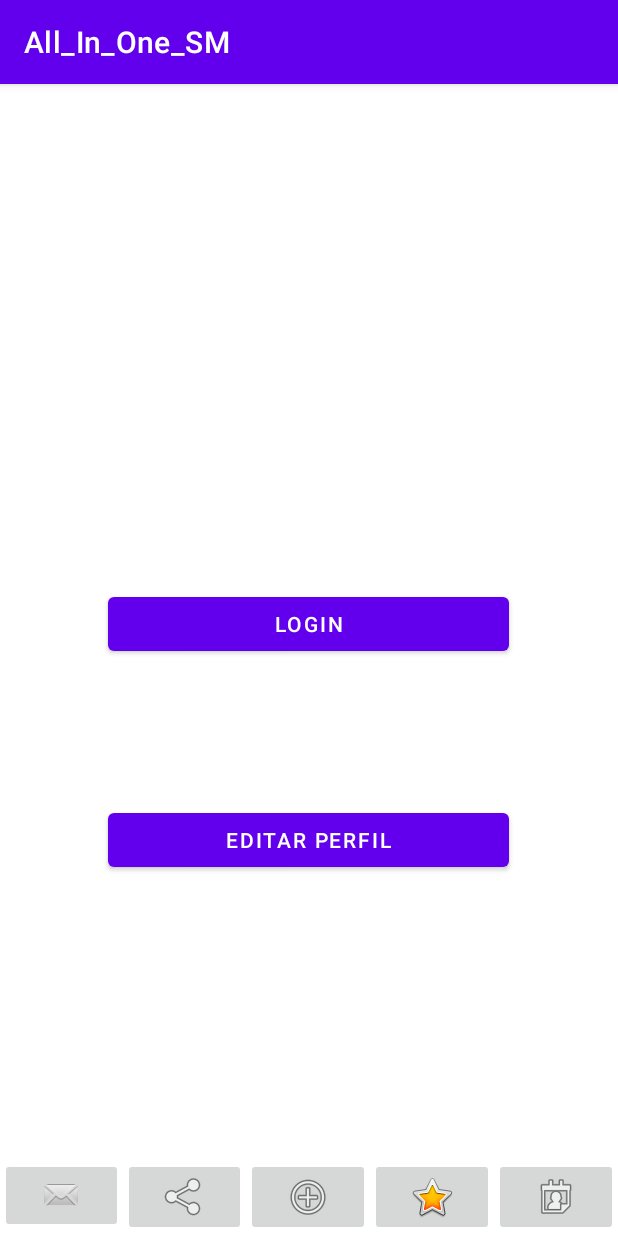
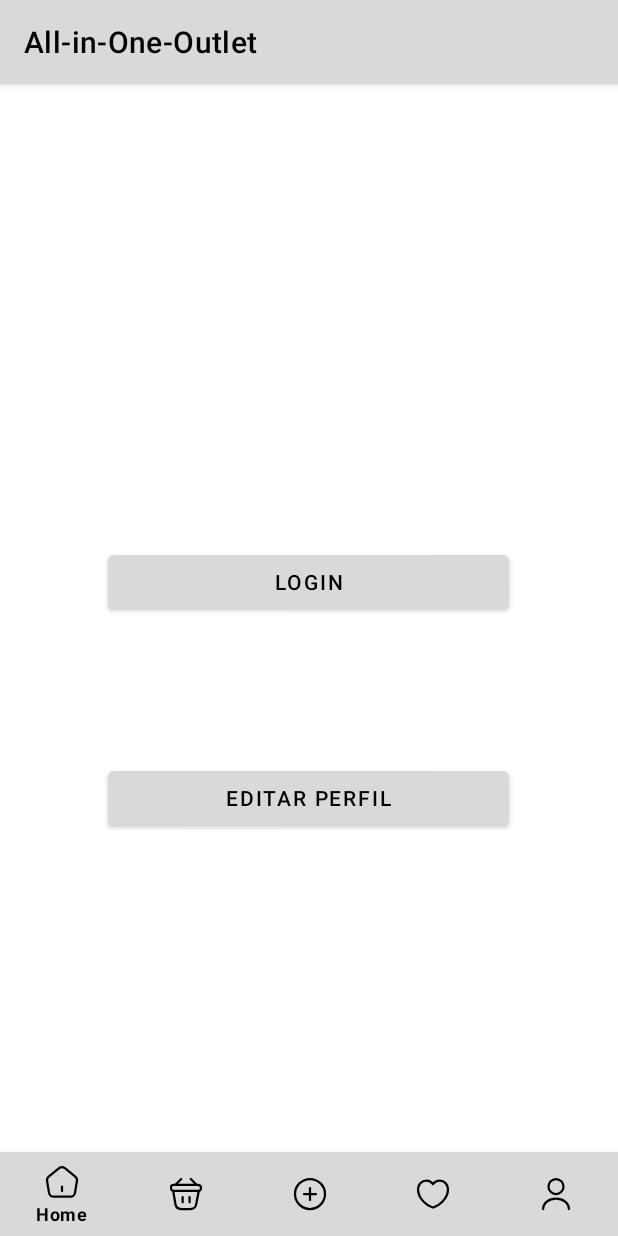
Before and after one commit to SM-PROJECT-23/All_In_One_SM, an Android app: the screen it shows after launch (MainActivity), on a phone screen of 412 x 824 dp. Run offline under Robolectric (Android 15) with nearby library versions, the phone set to English and light mode, and no system bars.

Commit message:
Change bottom navbar and status bas

```diff
--- a/app/build.gradle
+++ b/app/build.gradle
@@ -23,6 +23,9 @@ android {
             proguardFiles getDefaultProguardFile('proguard-android-optimize.txt'), 'proguard-rules.pro'
         }
     }
+    buildFeatures {
+        viewBinding true
+    }
     compileOptions {
         sourceCompatibility JavaVersion.VERSION_1_8
         targetCompatibility JavaVersion.VERSION_1_8
@@ -33,12 +36,12 @@ android {
 }
 
 dependencies {
-
     implementation 'androidx.core:core-ktx:1.7.0'
     implementation 'androidx.appcompat:appcompat:1.6.1'
     implementation 'com.google.android.material:material:1.8.0'
     implementation 'androidx.constraintlayout:constraintlayout:2.1.4'
     implementation 'com.android.car.ui:car-ui-lib:2.0.0'
+    implementation 'androidx.navigation:navigation-runtime-ktx:2.5.2'
     testImplementation 'junit:junit:4.13.2'
     androidTestImplementation 'androidx.test.ext:junit:1.1.5'
     androidTestImplementation 'androidx.test.espresso:espresso-core:3.5.1'
--- a/app/src/main/AndroidManifest.xml
+++ b/app/src/main/AndroidManifest.xml
@@ -25,6 +25,9 @@
             android:exported="true"
             android:parentActivityName=".LoginPage"/>
         <activity
+            android:name=".YourArticle"
+            android:exported="true" />
+        <activity
             android:name=".MainActivity"
             android:exported="true">
             <intent-filter>
--- a/app/src/main/java/com/example/all_in_one_sm/Item.kt
+++ b/app/src/main/java/com/example/all_in_one_sm/Item.kt
@@ -1,4 +1,31 @@
 package com.example.all_in_one_sm
 
-class Item {
+import android.os.Bundle
+import androidx.fragment.app.Fragment
+import android.view.LayoutInflater
+import android.view.View
+import android.view.ViewGroup
+
+// TODO: Rename parameter arguments, choose names that match
+// the fragment initialization parameters, e.g. ARG_ITEM_NUMBER
+private const val ARG_PARAM1 = "param1"
+private const val ARG_PARAM2 = "param2"
+
+/**
+ * A simple [Fragment] subclass.
+ * Use the [Item.newInstance] factory method to
+ * create an instance of this fragment.
+ */
+class Item : Fragment() {
+    override fun onCreateView(
+        inflater: LayoutInflater, container: ViewGroup?,
+        savedInstanceState: Bundle?
+    ): View? {
+        // Inflate the layout for this fragment
+        return inflater.inflate(R.layout.item, container, false)
+    }
+
+    companion object {
+        fun newInstance() = Item()
+    }
 }
--- a/app/src/main/java/com/example/all_in_one_sm/MainActivity.kt
+++ b/app/src/main/java/com/example/all_in_one_sm/MainActivity.kt
@@ -1,16 +1,45 @@
 package com.example.all_in_one_sm
-import android.annotation.SuppressLint
+
 import android.content.Intent
 import androidx.appcompat.app.AppCompatActivity
 import android.os.Bundle
+import android.text.Html
 import android.widget.Button
+import android.widget.Toolbar
+import androidx.core.text.HtmlCompat
+import androidx.fragment.app.Fragment
+import com.example.all_in_one_sm.databinding.ActivityMainBinding
 
 class MainActivity : AppCompatActivity() {
-    @SuppressLint("MissingInflatedId")
+
+    private lateinit var binding: ActivityMainBinding
 
     override fun onCreate(savedInstanceState: Bundle?) {
         super.onCreate(savedInstanceState)
-        setContentView(R.layout.activity_main)
+        getSupportActionBar()?.setTitle(Html.fromHtml("<font color=\"black\">" + getString(R.string.app_name) + "</font>"))
+        binding = ActivityMainBinding.inflate(layoutInflater)
+        setContentView(binding.root)
+
+        binding.bottomNavigation.setOnItemSelectedListener { item ->
+            var fragment: Fragment? = null
+            when (item.itemId) {
+                R.id.home -> {
+
+                    fragment = YourArticle.newInstance()
+                }
+                R.id.fav -> {
+
+                    fragment = Item.newInstance()
+                }
+            }
+
+            if (fragment != null) {
+                loadFragment(fragment)
+                true
+            } else {
+                false
+            }
+        }
 
         val clickLoginPage = findViewById<Button>(R.id.LoginB)
         clickLoginPage.setOnClickListener {
@@ -24,4 +53,10 @@ class MainActivity : AppCompatActivity() {
             startActivity(intent)
         }
     }
+
+    private fun loadFragment(fragment: Fragment) {
+        supportFragmentManager.beginTransaction()
+            .replace(R.id.linearLayout, fragment)
+            .commit()
+    }
 }
--- a/app/src/main/java/com/example/all_in_one_sm/YourArticle.kt
+++ b/app/src/main/java/com/example/all_in_one_sm/YourArticle.kt
@@ -1,4 +1,31 @@
 package com.example.all_in_one_sm
 
-class YourArticle {
+import android.os.Bundle
+import androidx.fragment.app.Fragment
+import android.view.LayoutInflater
+import android.view.View
+import android.view.ViewGroup
+
+// TODO: Rename parameter arguments, choose names that match
+// the fragment initialization parameters, e.g. ARG_ITEM_NUMBER
+private const val ARG_PARAM1 = "param1"
+private const val ARG_PARAM2 = "param2"
+
+/**
+ * A simple [Fragment] subclass.
+ * Use the [YourArticle.newInstance] factory method to
+ * create an instance of this fragment.
+ */
+class YourArticle : Fragment() {
+    override fun onCreateView(
+        inflater: LayoutInflater, container: ViewGroup?,
+        savedInstanceState: Bundle?
+    ): View? {
+        // Inflate the layout for this fragment
+        return inflater.inflate(R.layout.yourarticle, container, false)
+    }
+
+    companion object {
+        fun newInstance() = YourArticle()
+    }
 }
--- /dev/null
+++ b/app/src/main/res/drawable/ic_add.xml
@@ -0,0 +1,27 @@
+<vector xmlns:android="http://schemas.android.com/apk/res/android"
+    android:width="24dp"
+    android:height="24dp"
+    android:viewportWidth="24"
+    android:viewportHeight="24">
+  <path
+      android:pathData="m12,22c5.5,0 10,-4.5 10,-10s-4.5,-10 -10,-10 -10,4.5 -10,10 4.5,10 10,10z"
+      android:strokeLineJoin="round"
+      android:strokeWidth="1.5"
+      android:fillColor="#00000000"
+      android:strokeColor="#292d32"
+      android:strokeLineCap="round"/>
+  <path
+      android:pathData="m8,12h8"
+      android:strokeLineJoin="round"
+      android:strokeWidth="1.5"
+      android:fillColor="#00000000"
+      android:strokeColor="#292d32"
+      android:strokeLineCap="round"/>
+  <path
+      android:pathData="m12,16v-8"
+      android:strokeLineJoin="round"
+      android:strokeWidth="1.5"
+      android:fillColor="#00000000"
+      android:strokeColor="#292d32"
+      android:strokeLineCap="round"/>
+</vector>
--- /dev/null
+++ b/app/src/main/res/drawable/ic_fav.xml
@@ -0,0 +1,13 @@
+<vector xmlns:android="http://schemas.android.com/apk/res/android"
+    android:width="24dp"
+    android:height="24dp"
+    android:viewportWidth="24"
+    android:viewportHeight="24">
+  <path
+      android:pathData="m12.62,20.81c-0.34,0.12 -0.9,0.12 -1.24,0 -2.9,-0.99 -9.38,-5.12 -9.38,-12.12 0,-3.09 2.49,-5.59 5.56,-5.59 1.82,0 3.43,0.88 4.44,2.24 1.01,-1.36 2.63,-2.24 4.44,-2.24 3.07,0 5.56,2.5 5.56,5.59 0,7 -6.48,11.13 -9.38,12.12z"
+      android:strokeLineJoin="round"
+      android:strokeWidth="1.5"
+      android:fillColor="#00000000"
+      android:strokeColor="#292d32"
+      android:strokeLineCap="round"/>
+</vector>
--- /dev/null
+++ b/app/src/main/res/drawable/ic_home.xml
@@ -0,0 +1,20 @@
+<vector xmlns:android="http://schemas.android.com/apk/res/android"
+    android:width="24dp"
+    android:height="24dp"
+    android:viewportWidth="24"
+    android:viewportHeight="24">
+  <path
+      android:pathData="m12,18v-3"
+      android:strokeLineJoin="round"
+      android:strokeWidth="1.5"
+      android:fillColor="#00000000"
+      android:strokeColor="#292d32"
+      android:strokeLineCap="round"/>
+  <path
+      android:pathData="m10.07,2.82 l-6.93,5.55c-0.78,0.62 -1.28,1.93 -1.11,2.91l1.33,7.96c0.24,1.42 1.6,2.57 3.04,2.57h11.2c1.43,0 2.8,-1.16 3.04,-2.57l1.33,-7.96c0.16,-0.98 -0.34,-2.29 -1.11,-2.91l-6.93,-5.54c-1.07,-0.86 -2.8,-0.86 -3.86,-0.01z"
+      android:strokeLineJoin="round"
+      android:strokeWidth="1.5"
+      android:fillColor="#00000000"
+      android:strokeColor="#292d32"
+      android:strokeLineCap="round"/>
+</vector>
--- /dev/null
+++ b/app/src/main/res/drawable/ic_shop.xml
@@ -0,0 +1,43 @@
+<vector xmlns:android="http://schemas.android.com/apk/res/android"
+    android:width="24dp"
+    android:height="24dp"
+    android:viewportWidth="24"
+    android:viewportHeight="24">
+  <path
+      android:pathData="m8.81,2 l-3.62,3.63"
+      android:strokeLineJoin="round"
+      android:strokeWidth="1.5"
+      android:fillColor="#00000000"
+      android:strokeColor="#292d32"
+      android:strokeLineCap="round"/>
+  <path
+      android:pathData="m15.19,2 l3.62,3.63"
+      android:strokeLineJoin="round"
+      android:strokeWidth="1.5"
+      android:fillColor="#00000000"
+      android:strokeColor="#292d32"
+      android:strokeLineCap="round"/>
+  <path
+      android:pathData="m2,7.85c0,-1.85 0.99,-2 2.22,-2h15.56c1.23,0 2.22,0.15 2.22,2 0,2.15 -0.99,2 -2.22,2h-15.56c-1.23,0 -2.22,0.15 -2.22,-2z"
+      android:strokeWidth="1.5"
+      android:fillColor="#00000000"
+      android:strokeColor="#292d32"/>
+  <path
+      android:pathData="m9.76,14v3.55"
+      android:strokeWidth="1.5"
+      android:fillColor="#00000000"
+      android:strokeColor="#292d32"
+      android:strokeLineCap="round"/>
+  <path
+      android:pathData="m14.36,14v3.55"
+      android:strokeWidth="1.5"
+      android:fillColor="#00000000"
+      android:strokeColor="#292d32"
+      android:strokeLineCap="round"/>
+  <path
+      android:pathData="m3.5,10 l1.41,8.64c0.32,1.94 1.09,3.36 3.95,3.36h6.03c3.11,0 3.57,-1.36 3.93,-3.24l1.68,-8.76"
+      android:strokeWidth="1.5"
+      android:fillColor="#00000000"
+      android:strokeColor="#292d32"
+      android:strokeLineCap="round"/>
+</vector>
--- /dev/null
+++ b/app/src/main/res/drawable/ic_user.xml
@@ -0,0 +1,20 @@
+<vector xmlns:android="http://schemas.android.com/apk/res/android"
+    android:width="24dp"
+    android:height="24dp"
+    android:viewportWidth="24"
+    android:viewportHeight="24">
+  <path
+      android:pathData="m12,12c2.761,0 5,-2.239 5,-5s-2.239,-5 -5,-5c-2.761,0 -5,2.239 -5,5s2.239,5 5,5z"
+      android:strokeLineJoin="round"
+      android:strokeWidth="1.5"
+      android:fillColor="#00000000"
+      android:strokeColor="#292d32"
+      android:strokeLineCap="round"/>
+  <path
+      android:pathData="m20.59,22c0,-3.87 -3.85,-7 -8.59,-7 -4.74,0 -8.59,3.13 -8.59,7"
+      android:strokeLineJoin="round"
+      android:strokeWidth="1.5"
+      android:fillColor="#00000000"
+      android:strokeColor="#292d32"
+      android:strokeLineCap="round"/>
+</vector>
--- a/app/src/main/res/layout/activity_main.xml
+++ b/app/src/main/res/layout/activity_main.xml
@@ -1,21 +1,25 @@
 <RelativeLayout xmlns:android="http://schemas.android.com/apk/res/android"
     android:layout_width="match_parent"
     android:layout_height="match_parent"
+    xmlns:app="http://schemas.android.com/apk/res-auto"
     android:orientation="vertical">
 
     <LinearLayout
+        android:id="@+id/linearLayout"
         android:layout_width="match_parent"
         android:layout_height="match_parent"
+        android:gravity="center"
         android:orientation="vertical"
         android:padding="16dp"
-        android:gravity="center">
+        android:layout_above="@id/bottomNavigation" >
 
         <Button
             android:id="@+id/LoginB"
             android:layout_width="267dp"
             android:layout_height="wrap_content"
             android:layout_marginTop="96dp"
-            android:text="@string/click_me" />
+            android:text="@string/click_me"
+            app:rippleColor="#353232" />
 
         <Button
             android:id="@+id/EditButton"
@@ -27,50 +31,23 @@
 
     </LinearLayout>
 
-<LinearLayout
+
+    <LinearLayout
     android:layout_width="match_parent"
     android:layout_height="wrap_content"
     android:orientation="horizontal"
     android:layout_alignParentBottom="true">
 
-    <ImageButton
-        android:id="@+id/homeButton"
-        android:layout_width="0dp"
+    </LinearLayout>
+
+    <com.google.android.material.bottomnavigation.BottomNavigationView
+        android:id="@+id/bottomNavigation"
+        android:layout_width="match_parent"
         android:layout_height="wrap_content"
-        android:layout_weight="1"
-        android:src="@android:drawable/sym_action_email"
-        android:contentDescription="Home" />
+        android:layout_alignParentBottom="true"
+        android:background="@color/grey"
+        app:itemIconTint="@color/black"
+        app:itemTextColor="@color/black"
+        app:menu="@menu/bottommenu" />
 
-    <ImageButton
-        android:id="@+id/marketButton"
-        android:layout_width="0dp"
-        android:layout_height="wrap_content"
-        android:layout_weight="1"
-        android:src="@android:drawable/ic_menu_share"
-        android:contentDescription="Market" />
-
-    <ImageButton
-        android:id="@+id/addButton"
-        android:layout_width="0dp"
-        android:layout_height="wrap_content"
-        android:layout_weight="1"
-        android:src="@android:drawable/ic_menu_add"
-        android:contentDescription="Add" />
-
-    <ImageButton
-        android:id="@+id/likeButton"
-        android:layout_width="0dp"
-        android:layout_height="wrap_content"
-        android:layout_weight="1"
-        android:src="@android:drawable/btn_star_big_on"
-        android:contentDescription="Like" />
-
-    <ImageButton
-        android:id="@+id/profileButton"
-        android:layout_width="0dp"
-        android:layout_height="wrap_content"
-        android:layout_weight="1"
-        android:src="@android:drawable/ic_menu_my_calendar"
-        android:contentDescription="Profile" />
-</LinearLayout>
 </RelativeLayout>
--- a/app/src/main/res/layout/item.xml
+++ b/app/src/main/res/layout/item.xml
@@ -1,6 +1,14 @@
 <?xml version="1.0" encoding="utf-8"?>
-<androidx.constraintlayout.widget.ConstraintLayout xmlns:android="http://schemas.android.com/apk/res/android"
+<FrameLayout xmlns:android="http://schemas.android.com/apk/res/android"
+    xmlns:tools="http://schemas.android.com/tools"
     android:layout_width="match_parent"
-    android:layout_height="match_parent">
+    android:layout_height="match_parent"
+    tools:context=".Item">
 
-</androidx.constraintlayout.widget.ConstraintLayout>
+    <!-- TODO: Update blank fragment layout -->
+    <TextView
+        android:layout_width="match_parent"
+        android:layout_height="match_parent"
+        android:text="@string/hello_blank_fragment" />
+
+</FrameLayout>
--- a/app/src/main/res/layout/yourarticle.xml
+++ b/app/src/main/res/layout/yourarticle.xml
@@ -1,6 +1,18 @@
 <?xml version="1.0" encoding="utf-8"?>
-<androidx.constraintlayout.widget.ConstraintLayout xmlns:android="http://schemas.android.com/apk/res/android"
+<FrameLayout xmlns:android="http://schemas.android.com/apk/res/android"
+    xmlns:tools="http://schemas.android.com/tools"
+    xmlns:app="http://schemas.android.com/apk/res-auto"
+    android:id="@+id/frameLayout"
     android:layout_width="match_parent"
-    android:layout_height="match_parent">
+    android:layout_height="match_parent"
+    tools:context=".YourArticle">
 
-</androidx.constraintlayout.widget.ConstraintLayout>
+   <RelativeLayout
+       android:layout_width="match_parent"
+       android:layout_height="match_parent">
+       <TextView
+            android:layout_width="match_parent"
+            android:layout_height="match_parent"
+            android:text="what" />
+   </RelativeLayout>
+</FrameLayout>
--- /dev/null
+++ b/app/src/main/res/menu/bottommenu.xml
@@ -0,0 +1,20 @@
+<?xml version="1.0" encoding="utf-8"?>
+<menu xmlns:android="http://schemas.android.com/apk/res/android">
+
+    <item android:title="Home"
+        android:id="@+id/home"
+        android:icon="@drawable/ic_home" />
+    <item android:title="Shop"
+        android:id="@+id/shop"
+        android:icon="@drawable/ic_shop" />
+    <item android:title="Add"
+        android:id="@+id/add"
+        android:icon="@drawable/ic_add" />
+    <item android:title="Favorite"
+        android:id="@+id/fav"
+        android:icon="@drawable/ic_fav" />
+    <item android:title="User"
+        android:id="@+id/user"
+        android:icon="@drawable/ic_user" />
+
+</menu>
--- a/app/src/main/res/values-night/themes.xml
+++ b/app/src/main/res/values-night/themes.xml
@@ -2,8 +2,8 @@
     <!-- Base application theme. -->
     <style name="Theme.All_In_One_SM" parent="Theme.MaterialComponents.DayNight.DarkActionBar">
         <!-- Primary brand color. -->
-        <item name="colorPrimary">@color/purple_200</item>
-        <item name="colorPrimaryVariant">@color/purple_700</item>
+        <item name="colorPrimary">@color/blue</item>
+        <item name="colorPrimaryVariant">@color/grey</item>
         <item name="colorOnPrimary">@color/black</item>
         <!-- Secondary brand color. -->
         <item name="colorSecondary">@color/teal_200</item>
--- a/app/src/main/res/values/colors.xml
+++ b/app/src/main/res/values/colors.xml
@@ -7,4 +7,8 @@
     <color name="teal_700">#FF018786</color>
     <color name="black">#FF000000</color>
     <color name="white">#FFFFFFFF</color>
+    <color name="dark_blue">#425B72</color>
+    <color name="blue">#1F63A6</color>
+    <color name="red">#D82424</color>
+    <color name="grey">#D9D9D9</color>
 </resources>
--- a/app/src/main/res/values/strings.xml
+++ b/app/src/main/res/values/strings.xml
@@ -1,7 +1,7 @@
 <?xml version="1.0" encoding="utf-8"?>
 
 <resources>
-    <string name="app_name">All_In_One_SM</string>
+    <string name="app_name">All-in-One-Outlet</string>
     <string name="second_screen">Second Screen</string>
     <string name="click_me">Login</string>
     <string name="email_ou_username">Email ou Username</string>
@@ -35,5 +35,7 @@
         <item name="android:layout_height">wrap_content</item>
         <item name="android:layout_margin">16dp</item>
     </style>
+    <!-- TODO: Remove or change this placeholder text -->
+    <string name="hello_blank_fragment">Hello blank fragment</string>
 
 </resources>
--- a/app/src/main/res/values/themes.xml
+++ b/app/src/main/res/values/themes.xml
@@ -3,15 +3,17 @@
 
     <style name="Theme.All_In_One_SM" parent="Theme.MaterialComponents.DayNight.DarkActionBar">
         <!-- Primary brand color. -->
-        <item name="colorPrimary">@color/purple_500</item>
-        <item name="colorPrimaryVariant">@color/purple_700</item>
-        <item name="colorOnPrimary">@color/white</item>
+        <item name="colorPrimary">@color/grey</item> <!--Background-->
+        <item name="colorPrimaryVariant">@color/grey</item> <!--Background out of app (bar time)-->
+        <item name="colorOnPrimary">@color/black</item> <!--color text bottons-->
         <!-- Secondary brand color. -->
-        <item name="colorSecondary">@color/teal_200</item>
+        <item name="colorSecondary">@color/red</item>
         <item name="colorSecondaryVariant">@color/teal_700</item>
         <item name="colorOnSecondary">@color/black</item>
         <!-- Status bar color. -->
         <item name="android:statusBarColor">?attr/colorPrimaryVariant</item>
+
         <!-- Customize your theme here. -->
     </style>
+
 </resources>
```
Lines whose indentation alone changed are shown as unchanged.
